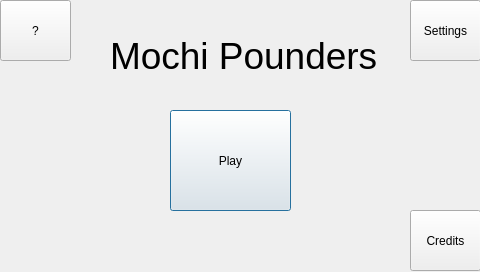
This is Mochi-Pounders/mainmenu.ui in amfaller/Mochi-Pounders as Qt 5 draws it before an edit. The edited form follows.
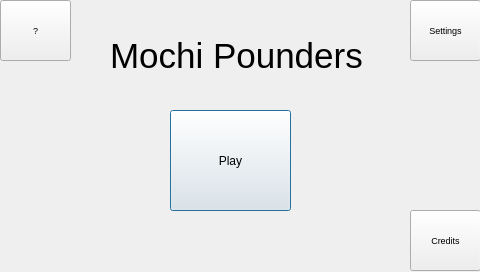
This is the edited form.

The edit to the form file:
```diff
--- a/Mochi-Pounders/mainmenu.ui
+++ b/Mochi-Pounders/mainmenu.ui
@@ -35,6 +35,11 @@
      <height>61</height>
     </rect>
    </property>
+   <property name="font">
+    <font>
+     <pointsize>7</pointsize>
+    </font>
+   </property>
    <property name="text">
     <string>Settings</string>
    </property>
@@ -48,6 +53,11 @@
      <height>61</height>
     </rect>
    </property>
+   <property name="font">
+    <font>
+     <pointsize>7</pointsize>
+    </font>
+   </property>
    <property name="text">
     <string>?</string>
    </property>
@@ -61,6 +71,11 @@
      <height>61</height>
     </rect>
    </property>
+   <property name="font">
+    <font>
+     <pointsize>7</pointsize>
+    </font>
+   </property>
    <property name="text">
     <string>Credits</string>
    </property>
@@ -76,7 +91,7 @@
    </property>
    <property name="font">
     <font>
-     <pointsize>28</pointsize>
+     <pointsize>26</pointsize>
     </font>
    </property>
    <property name="text">
```
